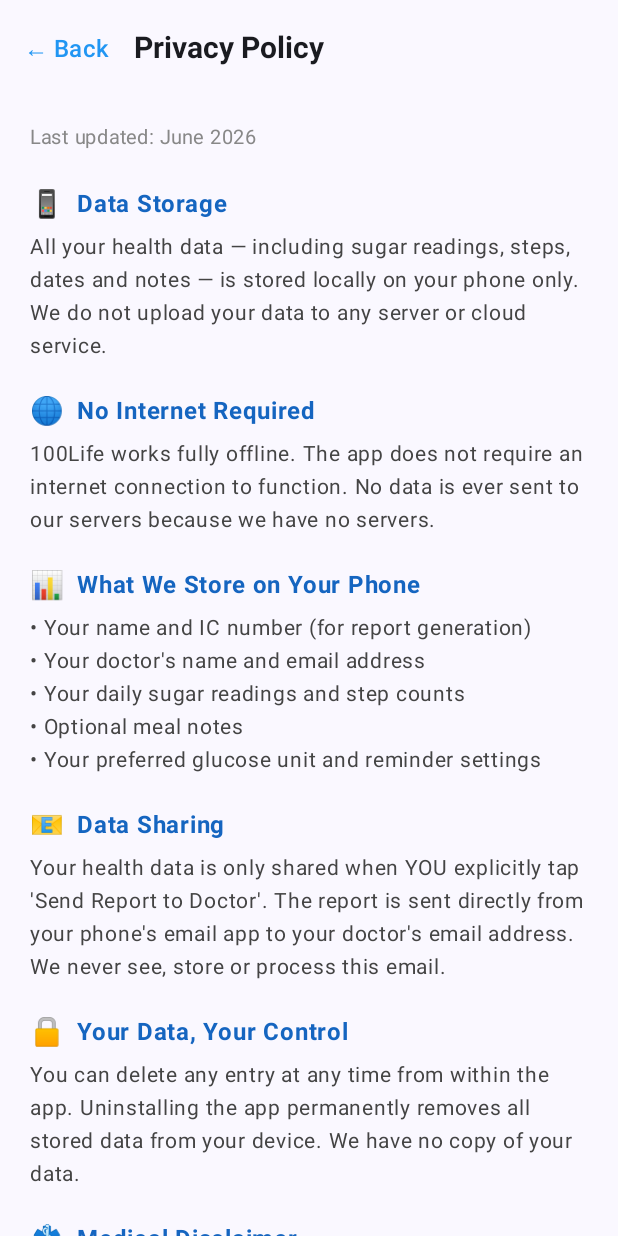
After one commit to yugen20/100LifeRepo, an Android app built with Jetpack Compose: the composable PrivacyPolicyScreen shown on its own in the app's theme, on a phone screen of 412 x 824 dp. The commit adds this screen. Run offline under Robolectric (Android 15) with nearby library versions, the phone set to English and light mode, and no system bars.

Commit message:
ver9.0 - Privacy Policy screen, notification reminder, Privacy Policy in Settings

```diff
--- a/app/src/main/java/com/example/a100life/MainActivity.kt
+++ b/app/src/main/java/com/example/a100life/MainActivity.kt
@@ -45,16 +45,12 @@ class MainActivity : ComponentActivity() {
     override fun onCreate(savedInstanceState: Bundle?) {
         super.onCreate(savedInstanceState)
         enableEdgeToEdge()
-
-        // Request notification permission for Android 13+
         if (Build.VERSION.SDK_INT >= Build.VERSION_CODES.TIRAMISU) {
             if (checkSelfPermission(android.Manifest.permission.POST_NOTIFICATIONS)
                 != PackageManager.PERMISSION_GRANTED) {
-                requestPermissions(
-                    arrayOf(android.Manifest.permission.POST_NOTIFICATIONS), 100)
+                requestPermissions(arrayOf(android.Manifest.permission.POST_NOTIFICATIONS), 100)
             }
         }
-
         setContent {
             MaterialTheme {
                 AppNavigation(applicationContext)
@@ -93,8 +89,13 @@ fun AppNavigation(context: Context) {
             "data" -> DataEntryScreen(selectedMonthCode, context) {
                 currentPage = "summary"
             }
-            "settings" -> SettingsScreen(context) {
-                currentPage = "month"
+            "settings" -> SettingsScreen(
+                context = context,
+                onBack = { currentPage = "month" },
+                onPrivacyPolicy = { currentPage = "privacy" }
+            )
+            "privacy" -> PrivacyPolicyScreen {
+                currentPage = "settings"
             }
             else -> MonthSelectorScreen(
                 onMonthSelected = { monthCode ->
@@ -257,12 +258,10 @@ fun HbA1cPredictionCard(allYearEntries: List<Entry>, glucoseUnit: String) {
                 Text(if (isExpanded) "▲ Hide" else "▼ View",
                     fontSize = 14.sp, color = Color(0xFF6A1B9A), fontWeight = FontWeight.Bold)
             }
-
             if (isExpanded) {
                 Spacer(modifier = Modifier.height(10.dp))
                 Divider(color = Color(0xFFCE93D8))
                 Spacer(modifier = Modifier.height(10.dp))
-
                 if (!hasEnoughData) {
                     Card(modifier = Modifier.fillMaxWidth(),
                         colors = CardDefaults.cardColors(containerColor = Color(0xFFFFF8E1))) {
@@ -285,7 +284,6 @@ fun HbA1cPredictionCard(allYearEntries: List<Entry>, glucoseUnit: String) {
                     val avgDisplay     = if (glucoseUnit == "mmol/L")
                         "${String.format("%.1f", avgSugarMmol)} mmol/L"
                     else "${String.format("%.0f", avgSugarMgDl)} mg/dL"
-
                     Row(modifier = Modifier.fillMaxWidth()) {
                         Column {
                             Text("Readings used", fontSize = 12.sp, color = Color(0xFF7B1FA2))
@@ -626,7 +624,11 @@ fun SummaryRow(label: String, value: String) {
 
 @OptIn(ExperimentalMaterial3Api::class)
 @Composable
-fun SettingsScreen(context: Context, onBack: () -> Unit) {
+fun SettingsScreen(
+    context: Context,
+    onBack: () -> Unit,
+    onPrivacyPolicy: () -> Unit
+) {
     val prefs: SharedPreferences =
         context.getSharedPreferences("100life_settings", Context.MODE_PRIVATE)
 
@@ -635,8 +637,6 @@ fun SettingsScreen(context: Context, onBack: () -> Unit) {
     var doctorName  by remember { mutableStateOf(prefs.getString("doctor_name",  "") ?: "") }
     var doctorEmail by remember { mutableStateOf(prefs.getString("doctor_email", "") ?: "") }
     var glucoseUnit by remember { mutableStateOf(prefs.getString("glucose_unit", "mmol/L") ?: "mmol/L") }
-
-    // ── Notification state variables ──
     var reminderEnabled by remember { mutableStateOf(prefs.getBoolean("reminder_enabled", false)) }
     var reminderHour    by remember { mutableStateOf(prefs.getInt("reminder_hour",   9)) }
     var reminderMinute  by remember { mutableStateOf(prefs.getInt("reminder_minute", 0)) }
@@ -679,7 +679,6 @@ fun SettingsScreen(context: Context, onBack: () -> Unit) {
                 .padding(paddingValues).padding(horizontal = 20.dp, vertical = 12.dp),
             verticalArrangement = Arrangement.spacedBy(16.dp)
         ) {
-            // ── Patient Info ──
             Text("👤 Patient Information", fontSize = 18.sp, fontWeight = FontWeight.Bold,
                 color = Color(0xFF2196F3), modifier = Modifier.padding(top = 8.dp))
 
@@ -709,8 +708,6 @@ fun SettingsScreen(context: Context, onBack: () -> Unit) {
                 }, keyboardOptions = KeyboardOptions(keyboardType = KeyboardType.Number))
 
             Spacer(modifier = Modifier.height(4.dp))
-
-            // ── Doctor Info ──
             Text("🩺 Doctor Information", fontSize = 18.sp, fontWeight = FontWeight.Bold,
                 color = Color(0xFF2196F3))
 
@@ -737,15 +734,11 @@ fun SettingsScreen(context: Context, onBack: () -> Unit) {
                 }, keyboardOptions = KeyboardOptions(keyboardType = KeyboardType.Email))
 
             Spacer(modifier = Modifier.height(4.dp))
-
-            // ── Glucose Unit ──
             Text("⚗️ Glucometer Reading Unit", fontSize = 18.sp, fontWeight = FontWeight.Bold,
                 color = Color(0xFF2196F3))
             GlucoseUnitSelector(selected = glucoseUnit, onSelect = { glucoseUnit = it })
 
             Spacer(modifier = Modifier.height(4.dp))
-
-            // ── Daily Reminder ──
             Text("🔔 Daily Reminder", fontSize = 18.sp, fontWeight = FontWeight.Bold,
                 color = Color(0xFF2196F3))
 
@@ -753,13 +746,11 @@ fun SettingsScreen(context: Context, onBack: () -> Unit) {
                 colors = CardDefaults.cardColors(containerColor = Color(0xFFF1F8E9))) {
                 Column(modifier = Modifier.padding(16.dp),
                     verticalArrangement = Arrangement.spacedBy(12.dp)) {
-
                     Row(modifier = Modifier.fillMaxWidth(),
                         horizontalArrangement = Arrangement.SpaceBetween,
                         verticalAlignment = Alignment.CenterVertically) {
                         Column(modifier = Modifier.weight(1f)) {
-                            Text("Enable daily reminder", fontSize = 16.sp,
-                                fontWeight = FontWeight.Medium)
+                            Text("Enable daily reminder", fontSize = 16.sp, fontWeight = FontWeight.Medium)
                             Text("Get reminded to record your reading",
                                 fontSize = 12.sp, color = Color.Gray)
                         }
@@ -775,39 +766,27 @@ fun SettingsScreen(context: Context, onBack: () -> Unit) {
                             }
                         )
                     }
-
                     if (reminderEnabled) {
                         Row(modifier = Modifier.fillMaxWidth(),
                             horizontalArrangement = Arrangement.SpaceBetween,
                             verticalAlignment = Alignment.CenterVertically) {
                             Column {
-                                Text("Reminder time", fontSize = 16.sp,
-                                    fontWeight = FontWeight.Medium)
+                                Text("Reminder time", fontSize = 16.sp, fontWeight = FontWeight.Medium)
                                 Text(
                                     "${reminderHour.toString().padStart(2, '0')}:${reminderMinute.toString().padStart(2, '0')}",
-                                    fontSize = 24.sp,
-                                    fontWeight = FontWeight.Bold,
-                                    color = Color(0xFF2196F3)
+                                    fontSize = 24.sp, fontWeight = FontWeight.Bold, color = Color(0xFF2196F3)
                                 )
                             }
                             Button(
                                 onClick = {
-                                    TimePickerDialog(
-                                        context,
-                                        { _, hour, minute ->
-                                            reminderHour   = hour
-                                            reminderMinute = minute
-                                            ReminderReceiver.scheduleReminder(context, hour, minute)
-                                        },
-                                        reminderHour,
-                                        reminderMinute,
-                                        true
-                                    ).show()
+                                    TimePickerDialog(context, { _, hour, minute ->
+                                        reminderHour   = hour
+                                        reminderMinute = minute
+                                        ReminderReceiver.scheduleReminder(context, hour, minute)
+                                    }, reminderHour, reminderMinute, true).show()
                                 },
                                 colors = ButtonDefaults.buttonColors(containerColor = Color(0xFF2196F3))
-                            ) {
-                                Text("Change Time", fontSize = 14.sp)
-                            }
+                            ) { Text("Change Time", fontSize = 14.sp) }
                         }
                         Text("⚠️ Reminder works without internet connection.",
                             fontSize = 12.sp, color = Color(0xFF558B2F))
@@ -817,7 +796,6 @@ fun SettingsScreen(context: Context, onBack: () -> Unit) {
 
             Spacer(modifier = Modifier.height(4.dp))
 
-            // ── Info Card ──
             Card(modifier = Modifier.fillMaxWidth(),
                 colors = CardDefaults.cardColors(containerColor = Color(0xFFE3F2FD))) {
                 Row(modifier = Modifier.padding(16.dp), verticalAlignment = Alignment.Top) {
@@ -831,7 +809,6 @@ fun SettingsScreen(context: Context, onBack: () -> Unit) {
 
             Spacer(modifier = Modifier.height(8.dp))
 
-            // ── Save Button ──
             Button(
                 onClick = {
                     var valid = true
@@ -857,8 +834,14 @@ fun SettingsScreen(context: Context, onBack: () -> Unit) {
                 },
                 modifier = Modifier.fillMaxWidth().height(60.dp),
                 colors = ButtonDefaults.buttonColors(containerColor = Color(0xFF4CAF50))
+            ) { Text("Save Settings", fontSize = 20.sp, fontWeight = FontWeight.Bold) }
+
+            // Privacy Policy button
+            TextButton(
+                onClick = onPrivacyPolicy,
+                modifier = Modifier.fillMaxWidth()
             ) {
-                Text("Save Settings", fontSize = 20.sp, fontWeight = FontWeight.Bold)
+                Text("📄 Privacy Policy", fontSize = 16.sp, color = Color(0xFF2196F3))
             }
 
             Spacer(modifier = Modifier.height(32.dp))
--- /dev/null
+++ b/app/src/main/java/com/example/a100life/PrivacyPolicyScreen.kt
@@ -0,0 +1,124 @@
+package com.example.a100life
+
+import androidx.compose.foundation.layout.*
+import androidx.compose.foundation.rememberScrollState
+import androidx.compose.foundation.verticalScroll
+import androidx.compose.material3.*
+import androidx.compose.runtime.*
+import androidx.compose.ui.Modifier
+import androidx.compose.ui.graphics.Color
+import androidx.compose.ui.text.font.FontWeight
+import androidx.compose.ui.unit.dp
+import androidx.compose.ui.unit.sp
+
+@OptIn(ExperimentalMaterial3Api::class)
+@Composable
+fun PrivacyPolicyScreen(onBack: () -> Unit) {
+    Scaffold(
+        topBar = {
+            TopAppBar(
+                title = { Text("Privacy Policy", fontSize = 20.sp, fontWeight = FontWeight.Bold) },
+                navigationIcon = {
+                    TextButton(onClick = onBack) {
+                        Text("← Back", fontSize = 16.sp, color = Color(0xFF2196F3))
+                    }
+                }
+            )
+        }
+    ) { paddingValues ->
+        Column(
+            modifier = Modifier
+                .fillMaxSize()
+                .verticalScroll(rememberScrollState())
+                .padding(paddingValues)
+                .padding(horizontal = 20.dp, vertical = 16.dp),
+            verticalArrangement = Arrangement.spacedBy(20.dp)
+        ) {
+            Text(
+                "Last updated: June 2026",
+                fontSize = 13.sp,
+                color = Color.Gray
+            )
+
+            PolicySection(
+                emoji = "📱",
+                title = "Data Storage",
+                body = "All your health data — including sugar readings, steps, dates and notes — is stored locally on your phone only. We do not upload your data to any server or cloud service."
+            )
+
+            PolicySection(
+                emoji = "🌐",
+                title = "No Internet Required",
+                body = "100Life works fully offline. The app does not require an internet connection to function. No data is ever sent to our servers because we have no servers."
+            )
+
+            PolicySection(
+                emoji = "📊",
+                title = "What We Store on Your Phone",
+                body = "• Your name and IC number (for report generation)\n• Your doctor's name and email address\n• Your daily sugar readings and step counts\n• Optional meal notes\n• Your preferred glucose unit and reminder settings"
+            )
+
+            PolicySection(
+                emoji = "📧",
+                title = "Data Sharing",
+                body = "Your health data is only shared when YOU explicitly tap 'Send Report to Doctor'. The report is sent directly from your phone's email app to your doctor's email address. We never see, store or process this email."
+            )
+
+            PolicySection(
+                emoji = "🔒",
+                title = "Your Data, Your Control",
+                body = "You can delete any entry at any time from within the app. Uninstalling the app permanently removes all stored data from your device. We have no copy of your data."
+            )
+
+            PolicySection(
+                emoji = "⚕️",
+                title = "Medical Disclaimer",
+                body = "100Life is a personal health tracking tool only. It is NOT a medical device. The HbA1c prediction feature is a mathematical estimate and NOT a substitute for your doctor's blood test. Always consult your doctor for medical advice and treatment decisions."
+            )
+
+            PolicySection(
+                emoji = "👶",
+                title = "Children's Privacy",
+                body = "This app is intended for adults managing their health conditions. We do not knowingly collect data from children under 13."
+            )
+
+            PolicySection(
+                emoji = "📬",
+                title = "Contact",
+                body = "If you have any questions about this privacy policy, please contact us through the Google Play Store listing for 100Life."
+            )
+
+            Divider()
+
+            Text(
+                "100Life is a free app built to help people track their health and communicate better with their doctors. Your privacy is our priority.",
+                fontSize = 13.sp,
+                color = Color.Gray,
+                lineHeight = 20.sp
+            )
+
+            Spacer(modifier = Modifier.height(32.dp))
+        }
+    }
+}
+
+@Composable
+fun PolicySection(emoji: String, title: String, body: String) {
+    Column(verticalArrangement = Arrangement.spacedBy(6.dp)) {
+        Row(horizontalArrangement = Arrangement.spacedBy(8.dp)) {
+            Text(emoji, fontSize = 18.sp)
+            Text(
+                title,
+                fontSize = 16.sp,
+                fontWeight = FontWeight.Bold,
+                color = Color(0xFF1565C0)
+            )
+        }
+        Text(
+            body,
+            fontSize = 14.sp,
+            lineHeight = 22.sp,
+            color = Color(0xFF444444)
+        )
+    }
+}
```
